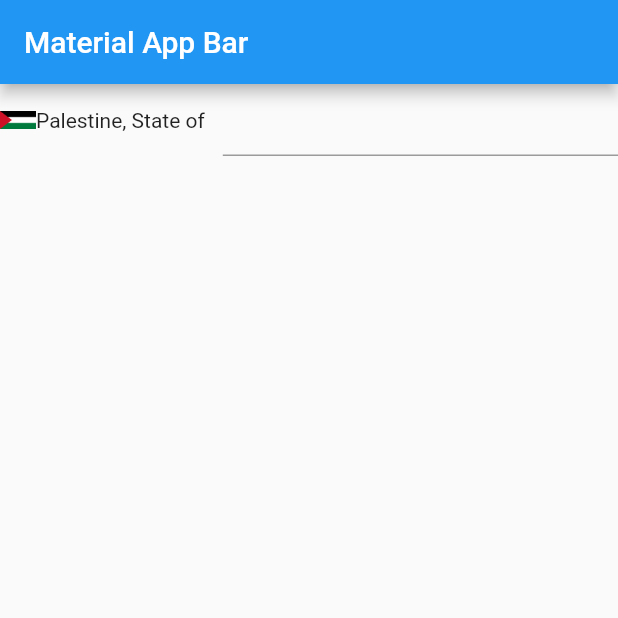
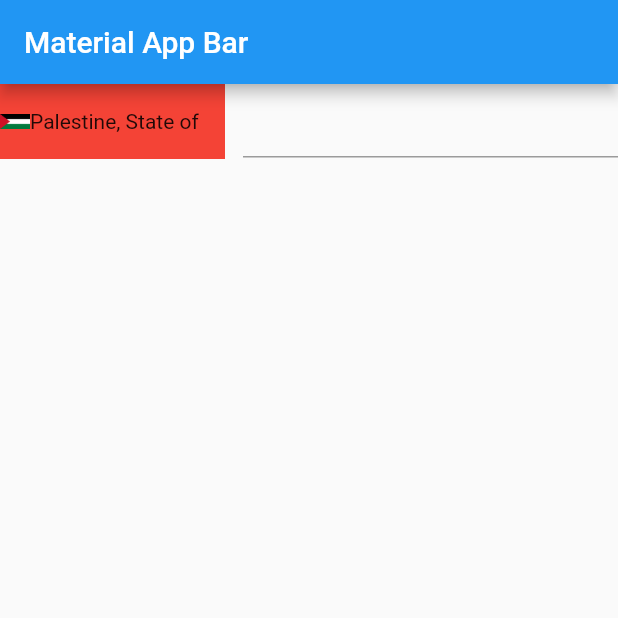
Before and after one commit to AbdAlftahSalem/phone_util, a Flutter app: the screen it shows after launch, on a phone screen of 412 x 824 dp, the top half of it. Run offline on Flutter 3.47's test engine with Material 2 defaults, Android fonts, the phone set to English and light mode, and no system bars; our stand-ins replace get.

Commit message:
Udpate country box

```diff
--- a/example/lib/main.dart
+++ b/example/lib/main.dart
@@ -1,4 +1,5 @@
 import 'package:flutter/material.dart';
+import 'package:phone_util/models/country_box.dart';
 import 'package:phone_util/models/phone_model.dart';
 import 'package:phone_util/view/phone_util.dart';
 
@@ -18,6 +19,12 @@ class MyApp extends StatelessWidget {
         body: PhoneUtil(
           onInputChanged: (PhoneNumber value) => print(value.phoneNumber),
           separatedWidth: 12,
+          countryDecoration: CountryBox(
+            boxHeight: 50,
+            boxDecoration: const BoxDecoration(
+              color: Colors.red,
+            ),
+          ),
         ),
       ),
     );
--- a/lib/models/country_box.dart
+++ b/lib/models/country_box.dart
@@ -1,12 +1,14 @@
 import 'package:flutter/widgets.dart';
 
 class CountryBox {
-  double? imageWidth, imageHeight;
+  double? boxWidth, boxHeight, imageWidth, imageHeight;
   Decoration? boxDecoration;
 
   CountryBox({
-    this.imageWidth = 24,
-    this.imageHeight = 24,
+    this.boxWidth = 150,
+    this.boxHeight = 20,
+    this.imageWidth = 20,
+    this.imageHeight = 30,
     this.boxDecoration,
   });
 }
--- a/lib/view/phone_util.dart
+++ b/lib/view/phone_util.dart
@@ -109,13 +109,16 @@ class PhoneUtil extends StatelessWidget {
           return Row(
             children: [
               Container(
+                width: countryDecoration?.boxWidth,
+                height: countryDecoration?.boxHeight,
                 decoration: countryDecoration?.boxDecoration,
                 child: Row(
                   children: [
                     Image.asset(
                       ctrl.selectedCountry!.flagUri,
-                      width: countryDecoration?.imageWidth ?? 24,
-                      height: countryDecoration?.imageWidth ?? 24,
+                      width: countryDecoration?.imageWidth,
+                      height: countryDecoration?.imageHeight,
+                      fit: BoxFit.contain,
                     ),
                     Text(ctrl.selectedCountry?.name ?? ""),
                   ],
@@ -155,7 +158,8 @@ class PhoneUtil extends StatelessWidget {
                   //         )
                   //       : FilteringTextInputFormatter.digitsOnly,
                   // ],
-                  onChanged: (value)=> ctrl.onChangeInput(value, onInputChanged),
+                  onChanged: (value) =>
+                      ctrl.onChangeInput(value, onInputChanged),
                 ),
               )
             ],
```
